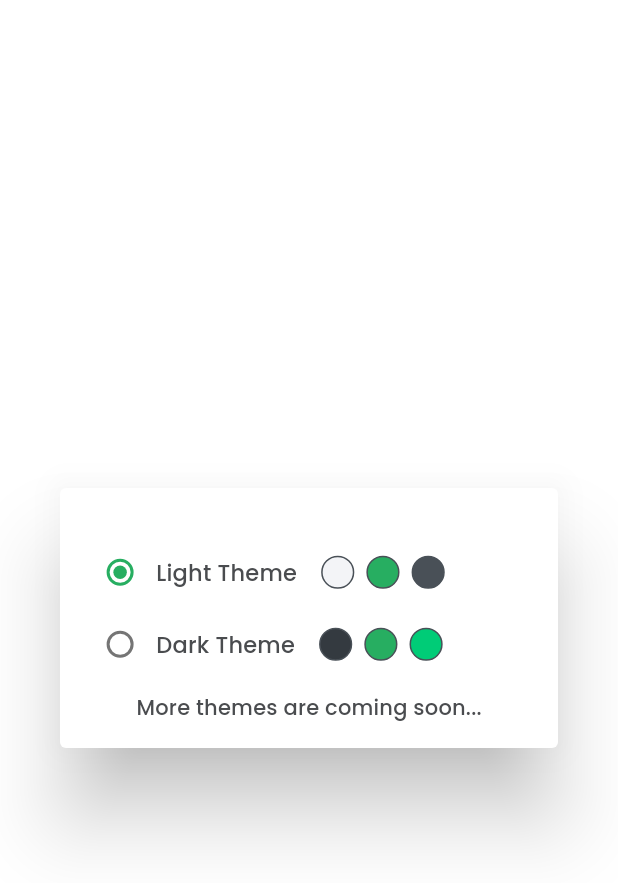
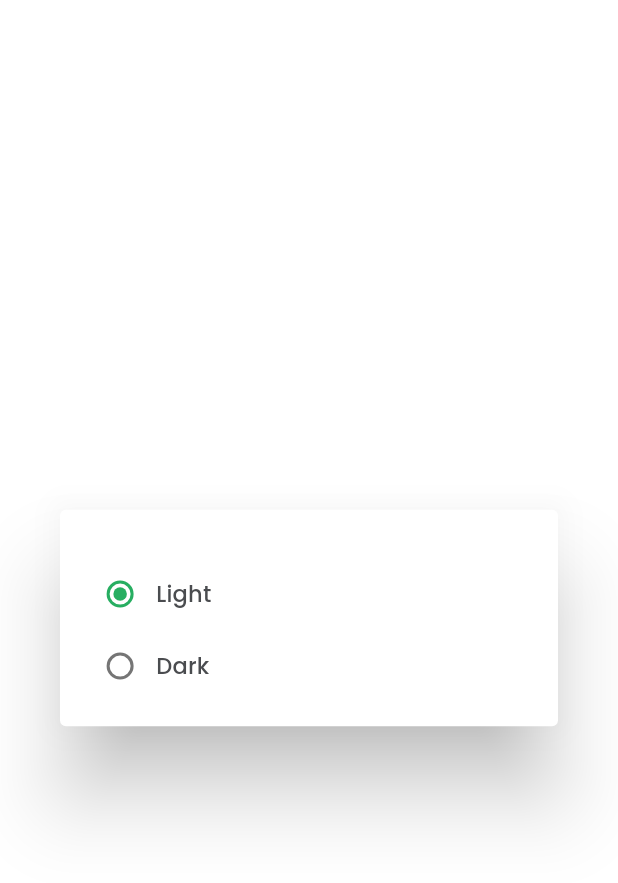
Before and after one commit to dimas-ibnu/flutter-ui-boilerplate, a Flutter app: the SelectThemeDialog widget shown alone on an empty page, opened directly, on a phone screen of 412 x 824 dp. Shown: the top 883 px of the screen. Run offline on Flutter 3.47's test engine with Material 2 defaults, Android fonts, the phone set to English and light mode, and no system bars; our stand-ins replace carousel_slider, google_fonts, material_design_icons_flutter, shared_preferences, shimmer; accounts and stored records are empty.

Commit message:
add light and dark theme dialog & function

```diff
--- a/lib/views/SelectThemeDialog.dart
+++ b/lib/views/SelectThemeDialog.dart
@@ -45,46 +45,11 @@ class _SelectThemeDialogState extends State<SelectThemeDialog> {
                           value: AppTheme.themeLight,
                           activeColor: themeData.colorScheme.primary,
                         ),
-                        Text("Light Theme",
+                        Text("Light",
                             style: AppTheme.getTextStyle(
                                 themeData.textTheme.subtitle2,
                                 fontWeight: 600)),
-                        Container(
-                          margin: Spacing.left(16),
-                          width: MySize.size22,
-                          height: MySize.size22,
-                          decoration: BoxDecoration(
-                              border: Border.all(
-                                  color: themeData.colorScheme.onBackground,
-                                  width: 1),
-                              color: AppTheme.lightTheme.backgroundColor,
-                              borderRadius:
-                                  BorderRadius.all(Radius.circular(11))),
-                        ),
-                        Container(
-                          margin: Spacing.left(8),
-                          width: MySize.size22,
-                          height: MySize.size22,
-                          decoration: BoxDecoration(
-                              border: Border.all(
-                                  color: themeData.colorScheme.onBackground,
-                                  width: 1),
-                              color: AppTheme.lightTheme.colorScheme.primary,
-                              borderRadius:
-                                  BorderRadius.all(Radius.circular(11))),
-                        ),
-                        Container(
-                          margin: Spacing.left(8),
-                          width: MySize.size22,
-                          height: MySize.size22,
-                          decoration: BoxDecoration(
-                              border: Border.all(
-                                  color: themeData.colorScheme.onBackground,
-                                  width: 1),
-                              color: AppTheme.lightTheme.colorScheme.secondary,
-                              borderRadius:
-                                  BorderRadius.all(Radius.circular(11))),
-                        ),
+
                       ],
                     ),
                   ),
@@ -105,58 +70,15 @@ class _SelectThemeDialogState extends State<SelectThemeDialog> {
                           value: AppTheme.themeDark,
                           activeColor: themeData.colorScheme.secondary,
                         ),
-                        Text("Dark Theme",
+                        Text("Dark",
                             style: AppTheme.getTextStyle(
                                 themeData.textTheme.subtitle2,
                                 fontWeight: 600)),
-                        Container(
-                          margin: Spacing.left(16),
-                          width: MySize.size22,
-                          height: MySize.size22,
-                          decoration: BoxDecoration(
-                              border: Border.all(
-                                  color: themeData.colorScheme.onBackground,
-                                  width: 1),
-                              color: AppTheme.darkTheme.backgroundColor,
-                              borderRadius:
-                                  BorderRadius.all(Radius.circular(11))),
-                        ),
-                        Container(
-                          margin: Spacing.left(8),
-                          width: MySize.size22,
-                          height: MySize.size22,
-                          decoration: BoxDecoration(
-                              border: Border.all(
-                                  color: themeData.colorScheme.onBackground,
-                                  width: 1),
-                              color: AppTheme.darkTheme.colorScheme.primary,
-                              borderRadius:
-                                  BorderRadius.all(Radius.circular(11))),
-                        ),
-                        Container(
-                          margin: Spacing.left(8),
-                          width: MySize.size22,
-                          height: MySize.size22,
-                          decoration: BoxDecoration(
-                              border: Border.all(
-                                  color: themeData.colorScheme.onBackground,
-                                  width: 1),
-                              color: AppTheme.darkTheme.colorScheme.secondary,
-                              borderRadius:
-                                  BorderRadius.all(Radius.circular(11))),
-                        ),
+
                       ],
                     ),
                   ),
                 ),
-                Container(
-                  margin: Spacing.top(8),
-                  child: Text(
-                    "More themes are coming soon...",
-                    style: AppTheme.getTextStyle(themeData.textTheme.bodyText2,
-                        fontWeight: 600),
-                  ),
-                )
               ],
             ),
           ),
```
